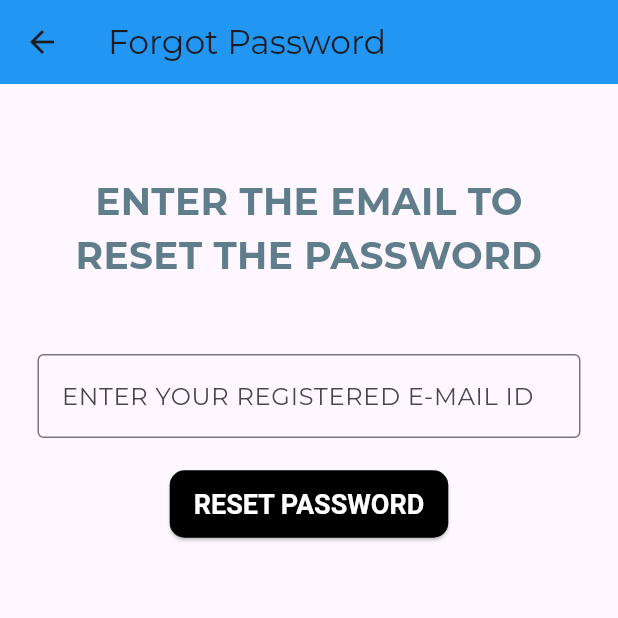
After one commit to RichPerspective007/recyclify-h4b, a Flutter app: the screen it shows after launch, scrolled down 45 dp, after a tap on an icon or button, on a phone screen of 412 x 824 dp, the top half of it. The commit adds this screen. Run offline on Flutter 3.47's test engine with Material 3 defaults, Android fonts, the phone set to English and light mode, and no system bars; our stand-ins replace cloud_firestore, dash_chat_2, delightful_toast, firebase_auth, firebase_core, firebase_storage and 3 more; accounts and stored records are empty.

Commit message:
changes implemented in login_page, forgot password etc

```diff
--- /dev/null
+++ b/lib/components/forgotpassword.dart
@@ -0,0 +1,119 @@
+import 'package:flutter/material.dart';
+import 'package:firebase_auth/firebase_auth.dart';
+
+class ForgotPassword extends StatefulWidget {
+  const ForgotPassword({Key? key}) : super(key: key);
+
+  @override
+  State<ForgotPassword> createState() => _ForgotPasswordState();
+}
+
+class _ForgotPasswordState extends State<ForgotPassword> {
+  final userNameController = TextEditingController();
+
+  @override
+  void dispose() {
+    userNameController.dispose();
+    super.dispose();
+  }
+
+  Future<void> passwordReset() async {
+    try {
+      await FirebaseAuth.instance.sendPasswordResetEmail(
+        email: userNameController.text.trim(),
+      );
+      showDialog(
+        context: context,
+        builder: (context) {
+          return AlertDialog(
+            title: Text('Password Reset Email Sent'),
+            content: Text(
+              'Check your email:'+ userNameController.text +'~To reset your password.',
+            ),
+            actions: <Widget>[
+              TextButton(
+                child: Text('OK'),
+                onPressed: () {
+                  Navigator.of(context).pop();
+                },
+              ),
+            ],
+          );
+        },
+      );
+    } catch (e) {
+      showDialog(
+        context: context,
+        builder: (context) {
+          return AlertDialog(
+            title: Text('Error'),
+            content: Text(e.toString()),
+            actions: <Widget>[
+              TextButton(
+                child: Text('OK'),
+                onPressed: () {
+                  Navigator.of(context).pop();
+                },
+              ),
+            ],
+          );
+        },
+      );
+    }
+  }
+
+  @override
+  Widget build(BuildContext context) {
+    return Scaffold(
+      appBar: AppBar(
+        backgroundColor: Colors.blue,
+        title: Text('Forgot Password'),
+      ),
+      body: Column(
+        crossAxisAlignment: CrossAxisAlignment.center,
+        children: [
+          SizedBox(height: 60),
+          Padding(
+            padding: const EdgeInsets.symmetric(horizontal: 25),
+            child: Text(
+              "ENTER THE EMAIL TO RESET THE PASSWORD",
+              textAlign: TextAlign.center,
+              style: TextStyle(
+                fontSize: 25,
+                fontWeight: FontWeight.bold,
+                color: Colors.blueGrey,
+              ),
+            ),
+          ),
+          SizedBox(height: 48),
+          Padding(
+            padding: const EdgeInsets.symmetric(horizontal: 25),
+            child: TextField(
+              controller: userNameController,
+              decoration: InputDecoration(
+                hintText: "ENTER YOUR REGISTERED E-MAIL ID",
+                border: OutlineInputBorder(),
+              ),
+            ),
+          ),
+          SizedBox(height: 20),
+          ElevatedButton(
+            onPressed: passwordReset,
+            style: ElevatedButton.styleFrom(
+              backgroundColor: Colors.black,
+              padding: EdgeInsets.symmetric(horizontal: 16, vertical: 12),
+              textStyle: TextStyle(
+                fontSize: 18,
+                fontWeight: FontWeight.bold,
+              ),
+              shape: RoundedRectangleBorder(
+                borderRadius: BorderRadius.circular(10),
+              ),
+            ),
+            child: Text("RESET PASSWORD",style: TextStyle(color: Colors.white),),
+          ),
+        ],
+      ),
+    );
+  }
+}
--- a/lib/pages/login_page.dart
+++ b/lib/pages/login_page.dart
@@ -1,6 +1,9 @@
+import 'package:flutter/cupertino.dart';
 import 'package:flutter/material.dart';
+import 'package:flutter/widgets.dart';
 import 'package:get_it/get_it.dart';
 import 'package:google_fonts/google_fonts.dart';
+import 'package:recyclify/components/forgotpassword.dart';
 import 'package:recyclify/services/alert_service.dart';
 import 'package:recyclify/services/auth_service.dart';
 import 'package:recyclify/services/navigation_service.dart';
@@ -176,6 +179,26 @@ class _LoginPageState extends State<LoginPage> {
 
                     SizedBox(height: 40),
                     _loginButton(),
+                    SizedBox(height: 20),
+                    Row(
+                    mainAxisAlignment: MainAxisAlignment.center,
+                    children: [
+                      GestureDetector(
+                        onTap: (){
+                          Navigator.push(context, MaterialPageRoute(builder: (context)
+                          {
+                            return ForgotPassword();
+                          }));
+                        },
+                        child: const Text(
+                          "F O R G O T   P A S S W O R D",
+                          style: TextStyle(
+                            color: Colors.yellow,
+                          ),
+                        ),
+                      ),
+                    ],
+                  ),
                   ],
                 ),
               ),
```
Also changed, not shown: lib/components/settings.dart (+2 -14 lines).
